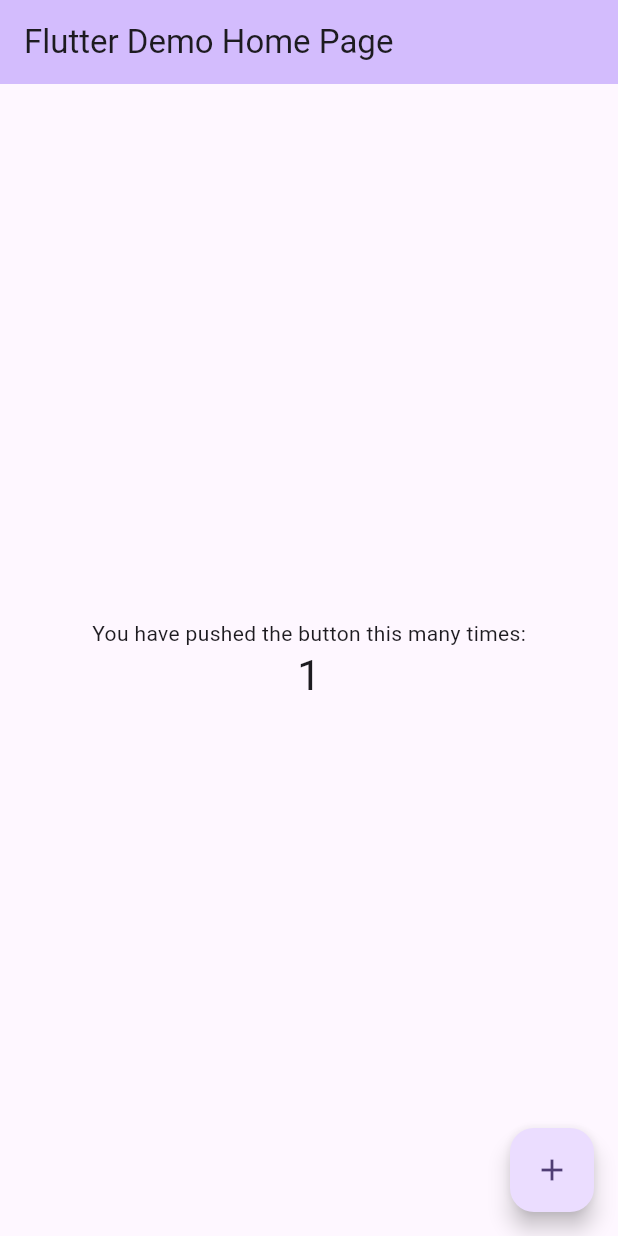
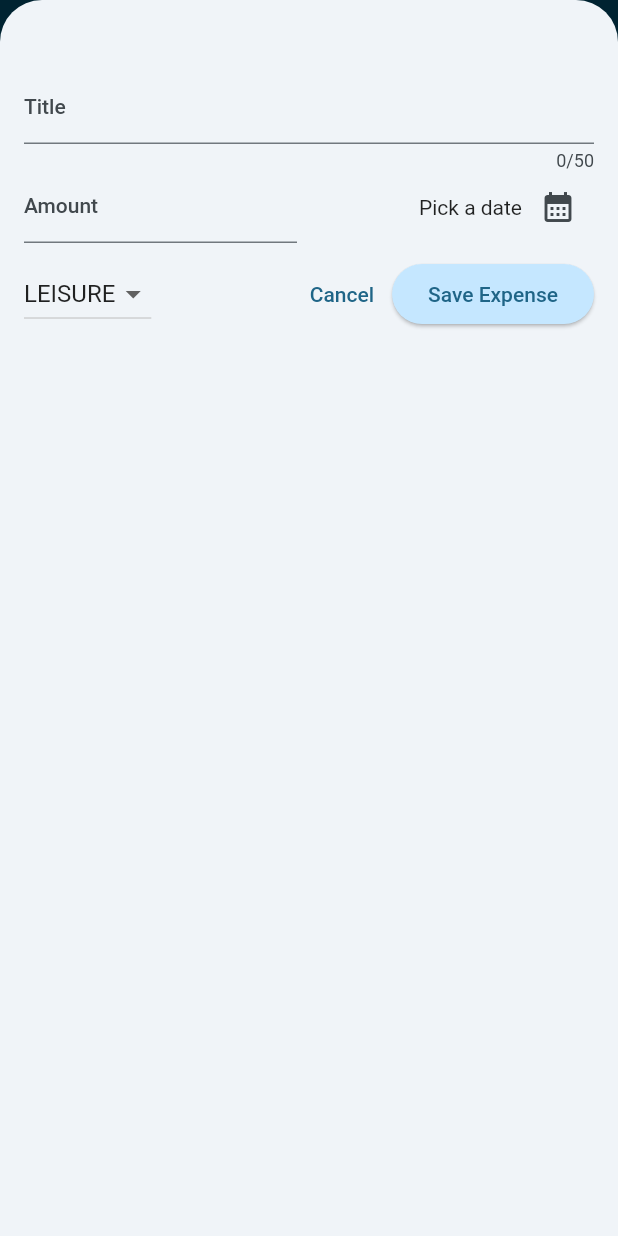
Before and after one commit to enescangull/expense-tracker, a Flutter app: the screen it shows after launch, after a tap on the "add" icon, on a phone screen of 412 x 824 dp. Run offline on Flutter 3.47's test engine with Material 2 defaults, Android fonts, the phone set to English and light mode, and no system bars.

Commit message:
module finished
Expense Tracker App Done!

```diff
--- a/lib/main.dart
+++ b/lib/main.dart
@@ -1,125 +1,68 @@
+import 'package:expense_tracker/widgets/expenses.dart';
 import 'package:flutter/material.dart';
 
+var seedColor = const Color.fromARGB(255, 63, 147, 191);
+var kColorScheme = ColorScheme.fromSeed(seedColor: seedColor);
+
+var kDarkColorScheme =
+    ColorScheme.fromSeed(seedColor: seedColor, brightness: Brightness.dark);
+
 void main() {
-  runApp(const MyApp());
-}
-
-class MyApp extends StatelessWidget {
-  const MyApp({super.key});
-
-  // This widget is the root of your application.
-  @override
-  Widget build(BuildContext context) {
-    return MaterialApp(
-      title: 'Flutter Demo',
-      theme: ThemeData(
-        // This is the theme of your application.
-        //
-        // TRY THIS: Try running your application with "flutter run". You'll see
-        // the application has a blue toolbar. Then, without quitting the app,
-        // try changing the seedColor in the colorScheme below to Colors.green
-        // and then invoke "hot reload" (save your changes or press the "hot
-        // reload" button in a Flutter-supported IDE, or press "r" if you used
-        // the command line to start the app).
-        //
-        // Notice that the counter didn't reset back to zero; the application
-        // state is not lost during the reload. To reset the state, use hot
-        // restart instead.
-        //
-        // This works for code too, not just values: Most code changes can be
-        // tested with just a hot reload.
-        colorScheme: ColorScheme.fromSeed(seedColor: Colors.deepPurple),
+  runApp(
+    MaterialApp(
+      darkTheme: ThemeData.dark().copyWith(
         useMaterial3: true,
-      ),
-      home: const MyHomePage(title: 'Flutter Demo Home Page'),
-    );
-  }
-}
-
-class MyHomePage extends StatefulWidget {
-  const MyHomePage({super.key, required this.title});
-
-  // This widget is the home page of your application. It is stateful, meaning
-  // that it has a State object (defined below) that contains fields that affect
-  // how it looks.
-
-  // This class is the configuration for the state. It holds the values (in this
-  // case the title) provided by the parent (in this case the App widget) and
-  // used by the build method of the State. Fields in a Widget subclass are
-  // always marked "final".
-
-  final String title;
-
-  @override
-  State<MyHomePage> createState() => _MyHomePageState();
-}
-
-class _MyHomePageState extends State<MyHomePage> {
-  int _counter = 0;
-
-  void _incrementCounter() {
-    setState(() {
-      // This call to setState tells the Flutter framework that something has
-      // changed in this State, which causes it to rerun the build method below
-      // so that the display can reflect the updated values. If we changed
-      // _counter without calling setState(), then the build method would not be
-      // called again, and so nothing would appear to happen.
-      _counter++;
-    });
-  }
-
-  @override
-  Widget build(BuildContext context) {
-    // This method is rerun every time setState is called, for instance as done
-    // by the _incrementCounter method above.
-    //
-    // The Flutter framework has been optimized to make rerunning build methods
-    // fast, so that you can just rebuild anything that needs updating rather
-    // than having to individually change instances of widgets.
-    return Scaffold(
-      appBar: AppBar(
-        // TRY THIS: Try changing the color here to a specific color (to
-        // Colors.amber, perhaps?) and trigger a hot reload to see the AppBar
-        // change color while the other colors stay the same.
-        backgroundColor: Theme.of(context).colorScheme.inversePrimary,
-        // Here we take the value from the MyHomePage object that was created by
-        // the App.build method, and use it to set our appbar title.
-        title: Text(widget.title),
-      ),
-      body: Center(
-        // Center is a layout widget. It takes a single child and positions it
-        // in the middle of the parent.
-        child: Column(
-          // Column is also a layout widget. It takes a list of children and
-          // arranges them vertically. By default, it sizes itself to fit its
-          // children horizontally, and tries to be as tall as its parent.
-          //
-          // Column has various properties to control how it sizes itself and
-          // how it positions its children. Here we use mainAxisAlignment to
-          // center the children vertically; the main axis here is the vertical
-          // axis because Columns are vertical (the cross axis would be
-          // horizontal).
-          //
-          // TRY THIS: Invoke "debug painting" (choose the "Toggle Debug Paint"
-          // action in the IDE, or press "p" in the console), to see the
-          // wireframe for each widget.
-          mainAxisAlignment: MainAxisAlignment.center,
-          children: <Widget>[
-            const Text(
-              'You have pushed the button this many times:',
-            ),
-            Text(
-              '$_counter',
-              style: Theme.of(context).textTheme.headlineMedium,
-            ),
-          ],
+        colorScheme: kDarkColorScheme,
+        cardTheme: const CardTheme().copyWith(
+          color: kDarkColorScheme.secondaryContainer,
+          margin: const EdgeInsets.symmetric(
+            horizontal: 16,
+            vertical: 8,
+          ),
+        ),
+        elevatedButtonTheme: ElevatedButtonThemeData(
+          style: ElevatedButton.styleFrom(
+            backgroundColor: kDarkColorScheme.primaryContainer,
+          ),
+        ),
+        datePickerTheme: const DatePickerThemeData().copyWith(
+          headerBackgroundColor: kDarkColorScheme.primaryContainer,
+          headerForegroundColor: kDarkColorScheme.onPrimaryContainer,
         ),
       ),
-      floatingActionButton: FloatingActionButton(
-        onPressed: _incrementCounter,
-        tooltip: 'Increment',
-        child: const Icon(Icons.add),
-      ), // This trailing comma makes auto-formatting nicer for build methods.
-    );
-  }
+      theme: ThemeData().copyWith(
+        useMaterial3: true,
+        colorScheme: kColorScheme,
+        appBarTheme: const AppBarTheme().copyWith(
+          backgroundColor: kColorScheme.onPrimaryContainer,
+          foregroundColor: kColorScheme.secondaryContainer,
+        ),
+        cardTheme: const CardTheme().copyWith(
+          color: kColorScheme.secondaryContainer,
+          margin: const EdgeInsets.symmetric(
+            horizontal: 16,
+            vertical: 8,
+          ),
+        ),
+        elevatedButtonTheme: ElevatedButtonThemeData(
+          style: ElevatedButton.styleFrom(
+            backgroundColor: kColorScheme.primaryContainer,
+          ),
+        ),
+        textTheme: ThemeData().textTheme.copyWith(
+                titleLarge: TextStyle(
+              fontWeight: FontWeight.bold,
+              color: kColorScheme.onSecondaryContainer,
+              fontSize: 16,
+            )),
+        datePickerTheme: DatePickerThemeData().copyWith(
+          headerBackgroundColor: kColorScheme.primaryContainer,
+          headerForegroundColor: kColorScheme.onPrimaryContainer,
+        ),
+      ),
+      themeMode: ThemeMode.system,
+      debugShowCheckedModeBanner: false,
+      home: const Expenses(),
+    ),
+  );
 }
--- /dev/null
+++ b/lib/models/expense.dart
@@ -0,0 +1,58 @@
+import 'package:flutter/material.dart';
+import 'package:uuid/uuid.dart';
+import 'package:intl/intl.dart';
+
+const uuid = Uuid();
+final formatter = DateFormat.yMd();
+
+enum Category { food, travel, leisure, work }
+
+const categoryIcons = {
+  Category.food: Icons.lunch_dining,
+  Category.travel: Icons.flight_takeoff,
+  Category.leisure: Icons.movie,
+  Category.work: Icons.work,
+};
+
+class Expense {
+  Expense({
+    required this.title,
+    required this.amount,
+    required this.date,
+    required this.category,
+  }) : id = uuid.v4();
+
+  final String id;
+  final String title;
+  final double amount;
+  final DateTime date;
+  final Category category;
+
+  String get formattedDate {
+    return formatter.format(date);
+  }
+}
+
+class ExpenseBucket {
+  const ExpenseBucket({
+    required this.category,
+    required this.expenses,
+  });
+
+  ExpenseBucket.forCategory(List<Expense> allExpenses, this.category)
+      : expenses = allExpenses
+            .where((expense) => expense.category == category)
+            .toList();
+
+  final Category category;
+  final List<Expense> expenses;
+
+  double get totalExpenses {
+    double sum = 0;
+
+    for (final expense in expenses) {
+      sum += expense.amount;
+    }
+    return sum;
+  }
+}
--- /dev/null
+++ b/lib/widgets/chart/chart.dart
@@ -0,0 +1,97 @@
+import 'package:flutter/material.dart';
+
+import 'package:expense_tracker/widgets/chart/chart_bar.dart';
+import 'package:expense_tracker/models/expense.dart';
+
+class Chart extends StatelessWidget {
+  const Chart({super.key, required this.expenses});
+
+  final List<Expense> expenses;
+
+  List<ExpenseBucket> get buckets {
+    return [
+      ExpenseBucket.forCategory(expenses, Category.food),
+      ExpenseBucket.forCategory(expenses, Category.leisure),
+      ExpenseBucket.forCategory(expenses, Category.travel),
+      ExpenseBucket.forCategory(expenses, Category.work),
+    ];
+  }
+
+  double get maxTotalExpense {
+    double maxTotalExpense = 0;
+
+    for (final bucket in buckets) {
+      // if (bucket.totalExpenses > maxTotalExpense) {
+      //   maxTotalExpense = bucket.totalExpenses;    //En yüksek harcamaya oranla çizmek için
+      // }
+      maxTotalExpense +=
+          bucket.totalExpenses; //Harcamaların tümüne oranla grafiği çizmek için
+    }
+
+    return maxTotalExpense;
+  }
+
+  @override
+  Widget build(BuildContext context) {
+    final isDarkMode =
+        MediaQuery.of(context).platformBrightness == Brightness.dark;
+    return Container(
+      margin: const EdgeInsets.all(16),
+      padding: const EdgeInsets.symmetric(
+        vertical: 16,
+        horizontal: 8,
+      ),
+      width: double.infinity,
+      height: 180,
+      decoration: BoxDecoration(
+        borderRadius: BorderRadius.circular(8),
+        gradient: LinearGradient(
+          colors: [
+            Theme.of(context).colorScheme.primary.withOpacity(0.3),
+            Theme.of(context).colorScheme.primary.withOpacity(0.0)
+          ],
+          begin: Alignment.bottomCenter,
+          end: Alignment.topCenter,
+        ),
+      ),
+      child: Column(
+        children: [
+          Expanded(
+            child: Row(
+              crossAxisAlignment: CrossAxisAlignment.end,
+              children: [
+                for (final bucket in buckets) // alternative to map()
+                  ChartBar(
+                    fill: bucket.totalExpenses == 0
+                        ? 0
+                        : bucket.totalExpenses / maxTotalExpense,
+                  )
+              ],
+            ),
+          ),
+          const SizedBox(height: 12),
+          Row(
+            children: buckets
+                .map(
+                  (bucket) => Expanded(
+                    child: Padding(
+                      padding: const EdgeInsets.symmetric(horizontal: 4),
+                      child: Icon(
+                        categoryIcons[bucket.category],
+                        color: isDarkMode
+                            ? Theme.of(context).colorScheme.secondary
+                            : Theme.of(context)
+                                .colorScheme
+                                .primary
+                                .withOpacity(0.7),
+                      ),
+                    ),
+                  ),
+                )
+                .toList(),
+          )
+        ],
+      ),
+    );
+  }
+}
--- /dev/null
+++ b/lib/widgets/chart/chart_bar.dart
@@ -0,0 +1,34 @@
+import 'package:flutter/material.dart';
+
+class ChartBar extends StatelessWidget {
+  const ChartBar({
+    super.key,
+    required this.fill,
+  });
+
+  final double fill;
+
+  @override
+  Widget build(BuildContext context) {
+    final isDarkMode =
+        MediaQuery.of(context).platformBrightness == Brightness.dark;
+    return Expanded(
+      child: Padding(
+        padding: const EdgeInsets.symmetric(horizontal: 4),
+        child: FractionallySizedBox(
+          heightFactor: fill,
+          child: DecoratedBox(
+            decoration: BoxDecoration(
+              shape: BoxShape.rectangle,
+              borderRadius:
+                  const BorderRadius.vertical(top: Radius.circular(8)),
+              color: isDarkMode
+                  ? Theme.of(context).colorScheme.secondary
+                  : Theme.of(context).colorScheme.primary.withOpacity(0.65),
+            ),
+          ),
+        ),
+      ),
+    );
+  }
+}
--- /dev/null
+++ b/lib/widgets/expenses.dart
@@ -0,0 +1,98 @@
+import 'package:expense_tracker/models/expense.dart';
+import 'package:expense_tracker/widgets/chart/chart.dart';
+import 'package:expense_tracker/widgets/new_expense.dart';
+import 'package:flutter/material.dart';
+import 'package:expense_tracker/widgets/expenses_list/expenses_list.dart';
+
+class Expenses extends StatefulWidget {
+  const Expenses({
+    super.key,
+  });
+
+  @override
+  State<Expenses> createState() => _ExpensesState();
+}
+
+class _ExpensesState extends State<Expenses> {
+  final List<Expense> _registeredExpenses = [
+    Expense(
+      title: 'Flutter Course',
+      amount: 19.99,
+      date: DateTime.now(),
+      category: Category.work,
+    ),
+    Expense(
+      title: 'Cinema',
+      amount: 5.99,
+      date: DateTime.now(),
+      category: Category.leisure,
+    ),
+  ];
+
+  void _openAddExpenseOverlay() {
+    showModalBottomSheet(
+      isScrollControlled: true,
+      context: context,
+      builder: (ctx) => NewExpense(onAddExpenses: _addExpense),
+    );
+  }
+
+  void _addExpense(Expense expense) {
+    setState(() {
+      _registeredExpenses.add(expense);
+    });
+  }
+
+  void _removeExpense(Expense expense) {
+    final expenseIndex = _registeredExpenses.indexOf(expense);
+    setState(() {
+      _registeredExpenses.remove(expense);
+    });
+    ScaffoldMessenger.of(context).clearSnackBars();
+    ScaffoldMessenger.of(context).showSnackBar(SnackBar(
+      content: const Text('Expense deleted.'),
+      duration: const Duration(seconds: 3),
+      action: SnackBarAction(
+          label: 'Undo',
+          onPressed: () {
+            setState(() {
+              _registeredExpenses.insert(expenseIndex, expense);
+            });
+          }),
+    ));
+  }
+
+  @override
+  Widget build(BuildContext context) {
+    Widget mainContent = Center(
+      child: Text('No expenses found. Start adding some!'),
+    );
+    if (_registeredExpenses.isNotEmpty) {
+      mainContent = ExpensesList(
+        expenses: _registeredExpenses,
+        onRemoveExpense: _removeExpense,
+      );
+    }
+
+    return Scaffold(
+      appBar: AppBar(
+        actions: [
+          IconButton(
+            onPressed: _openAddExpenseOverlay,
+            icon: const Icon(Icons.add),
+          )
+        ],
+        title: const Text(
+          'Flutter Expense Tracker',
+          style: TextStyle(fontSize: 18),
+        ),
+      ),
+      body: Column(
+        children: [
+          Chart(expenses: _registeredExpenses),
+          Expanded(child: mainContent),
+        ],
+      ),
+    );
+  }
+}
--- /dev/null
+++ b/lib/widgets/expenses_list/expense_item.dart
@@ -0,0 +1,48 @@
+import 'package:flutter/material.dart';
+
+import '../../models/expense.dart';
+
+class ExpenseItem extends StatelessWidget {
+  const ExpenseItem(this.expense, {super.key});
+
+  final Expense expense;
+
+  @override
+  Widget build(BuildContext context) {
+    return Card(
+      child: Padding(
+        padding: const EdgeInsets.symmetric(
+          horizontal: 20,
+          vertical: 16,
+        ),
+        child: Column(
+          crossAxisAlignment: CrossAxisAlignment.start,
+          children: [
+            Text(
+              expense.title,
+              style: Theme.of(context).textTheme.titleLarge,
+            ),
+            const SizedBox(
+              height: 4,
+            ),
+            Row(
+              children: [
+                Text('\$${expense.amount.toStringAsFixed(2)}'),
+                const Spacer(),
+                Row(
+                  children: [
+                    Icon(categoryIcons[expense.category]),
+                    const SizedBox(
+                      width: 8,
+                    ),
+                    Text(expense.formattedDate)
+                  ],
+                )
+              ],
+            ),
+          ],
+        ),
+      ),
+    );
+  }
+}
--- /dev/null
+++ b/lib/widgets/expenses_list/expenses_list.dart
@@ -0,0 +1,34 @@
+import 'package:expense_tracker/main.dart';
+import 'package:expense_tracker/models/expense.dart';
+import 'package:expense_tracker/widgets/expenses_list/expense_item.dart';
+import 'package:flutter/material.dart';
+
+class ExpensesList extends StatelessWidget {
+  const ExpensesList({
+    super.key,
+    required this.expenses,
+    required this.onRemoveExpense,
+  });
+
+  final List<Expense> expenses;
+  final void Function(Expense expense) onRemoveExpense;
+
+  @override
+  Widget build(BuildContext context) {
+    return ListView.builder(
+      itemCount: expenses.length,
+      itemBuilder: (ctx, index) => Dismissible(
+          onDismissed: (direction) {
+            onRemoveExpense(expenses[index]);
+          },
+          background: Container(
+            color: Theme.of(context).colorScheme.error.withOpacity(0.25),
+            margin: EdgeInsets.symmetric(
+              horizontal: Theme.of(context).cardTheme.margin!.horizontal,
+            ),
+          ),
+          key: ValueKey(expenses[index]),
+          child: ExpenseItem(expenses[index])),
+    );
+  }
+}
--- /dev/null
+++ b/lib/widgets/new_expense.dart
@@ -0,0 +1,154 @@
+import 'package:expense_tracker/models/expense.dart';
+import 'package:flutter/material.dart';
+
+class NewExpense extends StatefulWidget {
+  const NewExpense({super.key, required this.onAddExpenses});
+
+  final void Function(Expense expense) onAddExpenses;
+  @override
+  State<NewExpense> createState() => _NewExpenseState();
+}
+
+class _NewExpenseState extends State<NewExpense> {
+  final _titleController = TextEditingController();
+  final _amountController = TextEditingController();
+  DateTime? _selectedDate;
+  Category _selectedCategory = Category.leisure;
+
+  void _presentDatePicker() async {
+    final now = DateTime.now();
+    final firstDate = DateTime(now.year - 1, now.month, now.day);
+
+    final pickedDate = await showDatePicker(
+        context: context,
+        initialDate: now,
+        firstDate: firstDate,
+        lastDate: now);
+    setState(() {
+      _selectedDate = pickedDate;
+    });
+  }
+
+  void _submitExpenseData() {
+    final enteredAmount = double.tryParse(_amountController.text);
+    final amountIsInvalid = enteredAmount == null || enteredAmount <= 0;
+    if (_titleController.text.trim().isEmpty ||
+        amountIsInvalid ||
+        _selectedDate == null) {
+      showDialog(
+        context: context,
+        builder: (context) => AlertDialog(
+          title: const Text('Invalid Input'),
+          content: const Text(
+              'Please make sure a valid title, amount and date was entered '),
+          actions: [
+            TextButton(
+              onPressed: () {
+                Navigator.pop(context);
+              },
+              child: const Text('OK'),
+            )
+          ],
+        ),
+      );
+      return;
+    }
+    widget.onAddExpenses(
+      Expense(
+        title: _titleController.text,
+        amount: enteredAmount,
+        date: _selectedDate!,
+        category: _selectedCategory,
+      ),
+    );
+    Navigator.pop(context);
+  }
+
+  @override
+  void dispose() {
+    _titleController.dispose();
+    _amountController.dispose();
+    super.dispose();
+  }
+
+  @override
+  Widget build(BuildContext context) {
+    return Padding(
+        padding: const EdgeInsets.fromLTRB(16, 48, 16, 16),
+        child: Column(
+          children: [
+            TextField(
+              maxLength: 50,
+              decoration: const InputDecoration(
+                label: Text('Title'),
+              ),
+              controller: _titleController,
+            ),
+            Row(
+              children: [
+                Expanded(
+                  child: TextField(
+                    decoration: const InputDecoration(
+                      prefixText: '\$',
+                      label: Text('Amount'),
+                    ),
+                    controller: _amountController,
+                    keyboardType: TextInputType.number,
+                  ),
+                ),
+                const SizedBox(width: 16),
+                Expanded(
+                  child: Row(
+                    mainAxisAlignment: MainAxisAlignment.end,
+                    children: [
+                      Text(_selectedDate == null
+                          ? 'Pick a date'
+                          : formatter.format(_selectedDate!)),
+                      IconButton(
+                          onPressed: _presentDatePicker,
+                          icon: const Icon(Icons.calendar_month))
+                    ],
+                  ),
+                ),
+              ],
+            ),
+            const SizedBox(
+              height: 10,
+            ),
+            Row(
+              children: [
+                DropdownButton(
+                  value: _selectedCategory,
+                  items: Category.values
+                      .map(
+                        (category) => DropdownMenuItem(
+                          value: category,
+                          child: Text(category.name.toUpperCase()),
+                        ),
+                      )
+                      .toList(),
+                  onChanged: (value) {
+                    if (value == null) {
+                      return;
+                    }
+                    setState(() {
+                      _selectedCategory = value;
+                    });
+                  },
+                ),
+                const Spacer(),
+                TextButton(
+                  onPressed: () {
+                    Navigator.pop(context);
+                  },
+                  child: const Text('Cancel'),
+                ),
+                ElevatedButton(
+                    onPressed: _submitExpenseData,
+                    child: const Text('Save Expense'))
+              ],
+            )
+          ],
+        ));
+  }
+}
--- a/pubspec.yaml
+++ b/pubspec.yaml
@@ -35,6 +35,8 @@ dependencies:
   # The following adds the Cupertino Icons font to your application.
   # Use with the CupertinoIcons class for iOS style icons.
   cupertino_icons: ^1.0.2
+  uuid: ^4.0.0
+  intl: ^0.18.1
 
 dev_dependencies:
   flutter_test:
```
Also changed, not shown: pubspec.lock.
